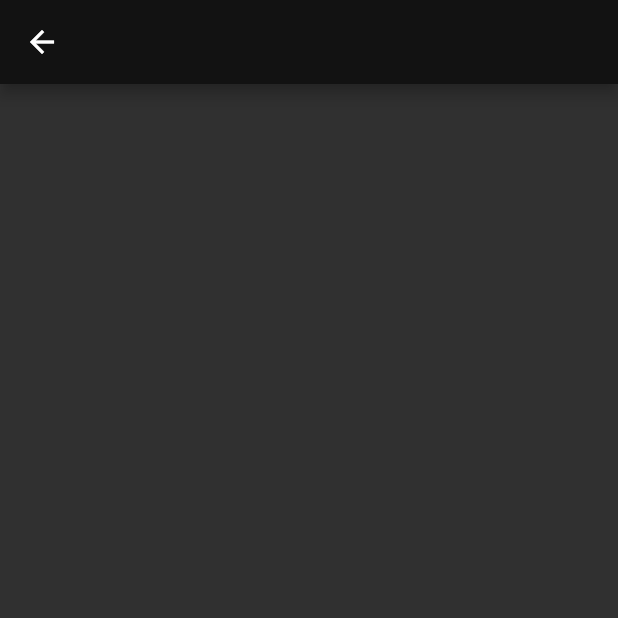
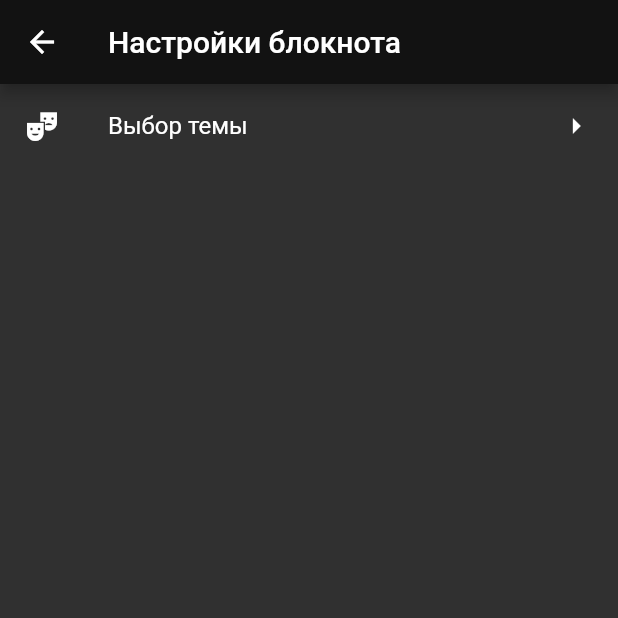
Before and after one commit to fear404-png/fastpad, a Flutter app: the screen it shows after launch, after a tap on the "settings" icon, on a phone screen of 412 x 824 dp, the top half of it. Run offline on Flutter 3.47's test engine with Material 2 defaults, Android fonts, the phone set to English and light mode, and no system bars; our stand-ins replace bloc, flutter_bloc, flutter_slidable.

Commit message:
Добавлена возможность смены темы приложения

```diff
--- a/lib/bloc/bloc/notes_bloc.dart
+++ b/lib/bloc/bloc/notes_bloc.dart
@@ -1,4 +1,6 @@
 import 'package:bloc/bloc.dart';
+import 'package:fastpad/widgets/theme/app_themes.dart';
+import 'package:flutter/material.dart';
 import 'package:meta/meta.dart';
 
 part 'notes_event.dart';
@@ -7,8 +9,9 @@ part 'notes_state.dart';
 class NotesBloc extends Bloc<NotesEvent, NotesState> {
   static List<Note> notes = [];
   static bool isEdit = true;
+  static ThemeData themeApp = appThemeData[0];
 
-  NotesBloc() : super(NotesInitial(notes, isEdit)) {
+  NotesBloc() : super(NotesInitial(notes, isEdit, themeApp)) {
     on<NotesEvent>((event, emit) {
       if (event is NoteAddEvent) {
         notes.add(event.note);
@@ -16,8 +19,10 @@ class NotesBloc extends Bloc<NotesEvent, NotesState> {
         notes.removeAt(event.id);
       } else if (event is NoteEditEvent) {
         notes[event.note.id] = event.note;
+      } else if (event is ChangeThemeEvent) {
+        themeApp = appThemeData[event.idTheme];
       }
-      emit(NotesInitial(notes, isEdit));
+      emit(NotesInitial(notes, isEdit, themeApp));
     });
   }
 }
--- a/lib/bloc/bloc/notes_event.dart
+++ b/lib/bloc/bloc/notes_event.dart
@@ -17,3 +17,9 @@ class NoteEditEvent extends NotesEvent {
   Note note;
   NoteEditEvent(this.note);
 }
+
+class ChangeThemeEvent extends NotesEvent {
+  final int idTheme;
+
+  ChangeThemeEvent(this.idTheme);
+}
--- a/lib/bloc/bloc/notes_state.dart
+++ b/lib/bloc/bloc/notes_state.dart
@@ -2,12 +2,13 @@ part of 'notes_bloc.dart';
 
 @immutable
 abstract class NotesState {
-  List<Note> notesState;
-  bool isEdit;
+  final List<Note> notes;
+  final bool isEdit;
+  final themeData;
 
-  NotesState(this.notesState, this.isEdit);
+  NotesState(this.notes, this.isEdit, this.themeData);
 }
 
 class NotesInitial extends NotesState {
-  NotesInitial(super.notesState, super.isEdit);
+  NotesInitial(super.notesState, super.isEdit, super.themeData);
 }
--- a/lib/widgets/app/app.dart
+++ b/lib/widgets/app/app.dart
@@ -2,6 +2,7 @@ import 'package:fastpad/bloc/bloc/notes_bloc.dart';
 import 'package:fastpad/widgets/notes/note/note_edit.dart';
 import 'package:fastpad/widgets/notes/note/note_view.dart';
 import 'package:fastpad/widgets/notes/notes.dart';
+import 'package:fastpad/widgets/notes/notes_setting/change_theme.dart';
 import 'package:fastpad/widgets/notes/notes_setting/notes_setting.dart';
 import 'package:flutter/material.dart';
 import 'package:flutter/src/widgets/framework.dart';
@@ -14,20 +15,21 @@ class App extends StatelessWidget {
   Widget build(BuildContext context) {
     return BlocProvider(
       create: (context) => NotesBloc(),
-      child: MaterialApp(
-        theme: ThemeData(
-          colorScheme: const ColorScheme.dark().copyWith(
-            secondary: Colors.redAccent,
-            primary: Colors.redAccent,
-          ),
-        ),
+      child: BlocBuilder<NotesBloc, NotesState>(
+        builder: (context, state) {
+          return MaterialApp(
+            theme: state.themeData,
             routes: {
               "/notes": (context) => const NotesWidget(),
               "/notes/note_edit": (context) => const NoteEditWidget(),
               "/notes/note_view": (context) => const NoteViewWidget(),
               "/notes/setting": (context) => const NotesSettingWidget(),
+              "/notes/setting/change_theme": (context) =>
+                  const ChangeThemeWidget(),
             },
             initialRoute: "/notes",
+          );
+        },
       ),
     );
   }
--- a/lib/widgets/notes/note/note_view.dart
+++ b/lib/widgets/notes/note/note_view.dart
@@ -17,16 +17,16 @@ class NoteViewWidget extends StatelessWidget {
           appBar: AppBar(),
           body: ListTile(
             title: Text(
-              state.notesState[arguments["id"]].title,
+              state.notes[arguments["id"]].title,
               style: TextStyle(fontSize: 20),
               textAlign: TextAlign.center,
             ),
-            subtitle: Text(state.notesState[arguments["id"]].subtitle),
+            subtitle: Text(state.notes[arguments["id"]].subtitle),
           ),
           floatingActionButton: FloatingActionButton(
               onPressed: () {
                 Navigator.pushNamed(context, "/notes/note_edit",
-                    arguments: {"id": arguments["id"]});
+                    arguments: arguments);
               },
               child: const Icon(Icons.edit)),
         );
--- a/lib/widgets/notes/notes.dart
+++ b/lib/widgets/notes/notes.dart
@@ -17,7 +17,7 @@ class NotesWidget extends StatelessWidget {
             onPressed: () {
               Navigator.pushNamed(context, "/notes/setting");
             },
-            child: const Icon(Icons.settings),
+            child: Icon(Icons.settings, color: Theme.of(context).hintColor),
           )
         ],
       ),
@@ -41,8 +41,8 @@ class NotesWidget extends StatelessWidget {
               child: Stack(
                 children: [
                   ListTile(
-                    title: Text(state.notesState[index].title),
-                    subtitle: Text(state.notesState[index].subtitle),
+                    title: Text(state.notes[index].title),
+                    subtitle: Text(state.notes[index].subtitle),
                     leading: const Icon(Icons.document_scanner),
                     onTap: () {
                       Navigator.pushNamed(context, "/notes/note_view",
@@ -52,7 +52,7 @@ class NotesWidget extends StatelessWidget {
                   Container(
                     padding: const EdgeInsets.all(10),
                     alignment: Alignment.centerRight,
-                    child: Text(state.notesState[index].timeEdit.toString()),
+                    child: Text(state.notes[index].timeEdit.toString()),
                   )
                 ],
               ),
@@ -62,14 +62,16 @@ class NotesWidget extends StatelessWidget {
             color: Colors.black,
             height: 2,
           ),
-          itemCount: state.notesState.length,
+          itemCount: state.notes.length,
         );
       }),
       floatingActionButton: FloatingActionButton(
         onPressed: () {
           Navigator.pushNamed(context, "/notes/note_edit");
         },
-        child: const Icon(Icons.add),
+        child: const Icon(
+          Icons.add,
+        ),
       ),
     );
   }
--- a/lib/widgets/notes/notes_setting/notes_setting.dart
+++ b/lib/widgets/notes/notes_setting/notes_setting.dart
@@ -6,8 +6,29 @@ class NotesSettingWidget extends StatelessWidget {
 
   @override
   Widget build(BuildContext context) {
+    List<Widget> notesSettingWidgets = [
+      ListTile(
+        onTap: () {
+          Navigator.pushNamed(context, "/notes/setting/change_theme");
+        },
+        title: Text("Выбор темы"),
+        leading: Icon(Icons.theater_comedy),
+        trailing: Icon(Icons.arrow_right),
+      ),
+    ];
+
     return Scaffold(
-      appBar: AppBar(),
-    );
+        appBar: AppBar(title: Text("Настройки блокнота")),
+        body: ListView.separated(
+            itemBuilder: (BuildContext context, int index) {
+              return notesSettingWidgets[index];
+            },
+            separatorBuilder: (BuildContext context, int index) {
+              return const Divider(
+                color: Colors.black,
+                height: 2,
+              );
+            },
+            itemCount: notesSettingWidgets.length));
   }
 }
--- /dev/null
+++ b/lib/widgets/theme/app_themes.dart
@@ -0,0 +1,18 @@
+import 'package:flutter/material.dart';
+
+final List<ThemeData> appThemeData = [
+  ThemeData(
+    colorScheme: const ColorScheme.dark().copyWith(
+      secondary: Colors.redAccent,
+      primary: Colors.red,
+    ),
+  ),
+  ThemeData(
+    colorScheme: const ColorScheme.light().copyWith(
+      primary: Colors.redAccent,
+      secondary: Colors.redAccent,
+    ),
+  ),
+];
+
+final List<String> appThemeName = ["Стандартная Темная", "Стандартная Светлая"];
--- a/pubspec.yaml
+++ b/pubspec.yaml
@@ -33,6 +33,7 @@ dependencies:
   flutter_bloc: ^8.0.1
   bloc: ^8.0.3
   flutter_slidable: ^2.0.0
+  dropdown_textfield: ^1.0.3
 
 
   # The following adds the Cupertino Icons font to your application.
```
Also changed, not shown: lib/widgets/notes/note/note_edit.dart (+4 -4 lines), lib/widgets/notes/notes_setting/change_theme.dart (added, +36 -0 lines), pubspec.lock. Lines whose indentation alone changed are shown as unchanged.
